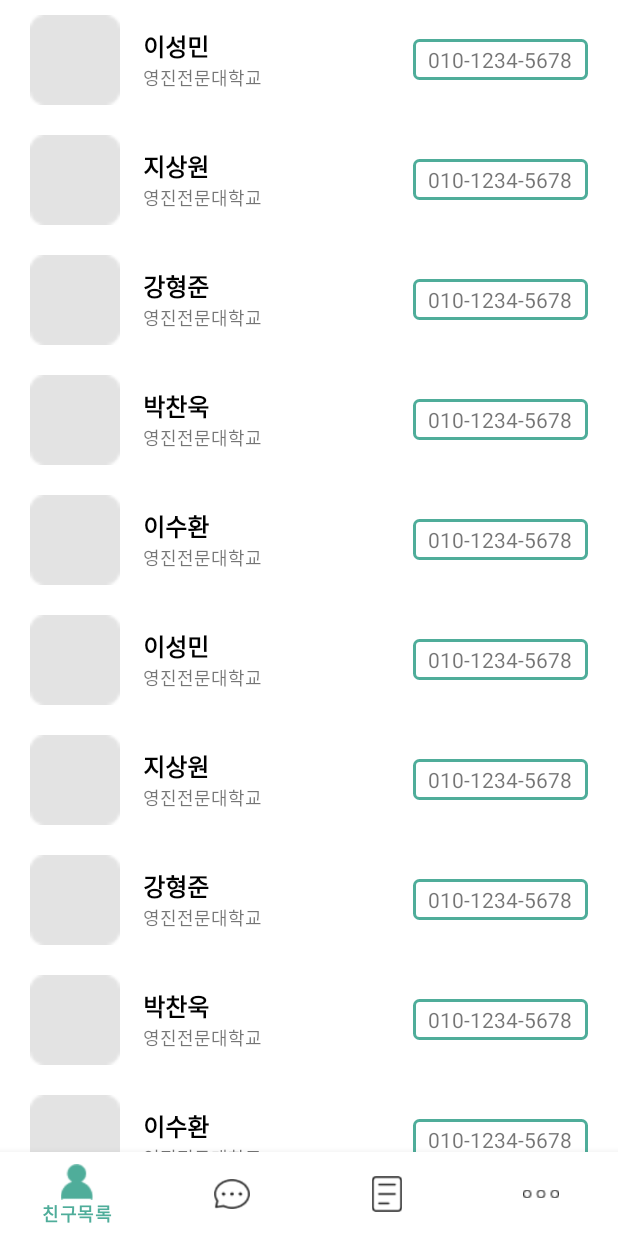
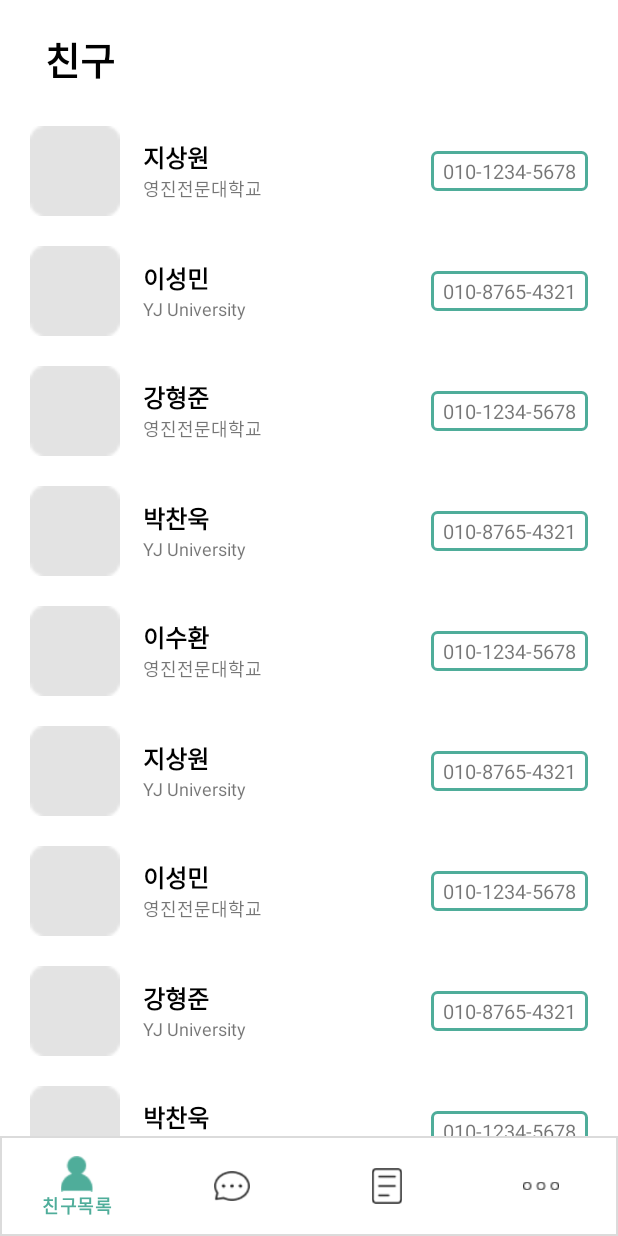
Before and after one commit to pcwook/SignupLoginRealtime, an Android app: the screen it shows after launch (MainActivity), on a phone screen of 412 x 824 dp. Run offline under Robolectric (Android 15) with nearby library versions, the phone set to English and light mode, and no system bars.

Commit message:
현재까지 작업한 내용 올립니다. 1. RecyclerView에 ContextMenu 적용 2. 소규모 코드 개선

```diff
--- a/app/src/main/java/capstone/iscargo/Friends.java
+++ b/app/src/main/java/capstone/iscargo/Friends.java
@@ -1,6 +1,5 @@
 package capstone.iscargo;
 
-import android.app.Activity;
 import android.os.Bundle;
 import android.view.ContextMenu;
 import android.view.ContextMenu.ContextMenuInfo;
@@ -8,15 +7,28 @@ import android.view.LayoutInflater;
 import android.view.MenuItem;
 import android.view.View;
 import android.view.ViewGroup;
-import android.widget.RelativeLayout;
-import android.widget.Toast;
 
+import androidx.fragment.app.Fragment;
 import androidx.recyclerview.widget.LinearLayoutManager;
 import androidx.recyclerview.widget.RecyclerView;
 
-public class Friends extends androidx.fragment.app.Fragment {
-    public Friends() {
+public class Friends extends Fragment {
+    public class Entity {
+        String profileImage;
+        String name;
+        String company;
+        String phoneNumber;
 
+        public Entity(String name, String company, String phoneNumber) {
+            this("", name, company, phoneNumber);
+        }
+
+        public Entity(String profileImage, String name, String company, String phoneNumber) {
+            this.profileImage = profileImage;
+            this.name = name;
+            this.company = company;
+            this.phoneNumber = phoneNumber;
+        }
     }
 
     @Override
@@ -30,59 +42,26 @@ public class Friends extends androidx.fragment.app.Fragment {
 
         RecyclerView recyclerView = view.findViewById(R.id.friendsList);
         recyclerView.setLayoutManager(new LinearLayoutManager(view.getContext()));
-        recyclerView.setAdapter(new FriendsAdapter(view.getContext(), getNames(), getCompanies()));
+        recyclerView.setAdapter(new FriendsAdapter(view.getContext(), getEntities()));
 
         return view;
     }
 
-    @Override
-    public void onCreateContextMenu(ContextMenu menu, View view, ContextMenuInfo menuInfo) {
-        super.onCreateContextMenu(menu, view, menuInfo);
+    // 테스트용 데이터 생성 함수
+    private Entity[] getEntities() {
+        final int SIZE = 100;
 
-        for (int i = 1; i <= 4; i++)
-            menu.add(0, i, 0, "Test");
-    }
+        Entity entities[] = new Entity[SIZE];
+        String members[] = {"지상원", "이성민", "강형준", "박찬욱", "이수환"};
 
-    @Override
-    public boolean onContextItemSelected(MenuItem item) {
-        switch (item.getItemId()) {
-            case 1:
+        for (int row = 0, width = members.length; row < SIZE / width; row++)
+            for (int index = 0, column = row * width; index < 5; index++, column++) {
+                String company = column % 2 == 0 ? "영진전문대학교" : "YJ University";
+                String phoneNumber = column % 2 == 0 ? "010-1234-5678" : "010-8765-4321";
 
-                break;
-            case 2:
+                entities[column] = new Entity(members[index], company, phoneNumber);
+            }
 
-                break;
-            case 3:
-
-                break;
-            case 4:
-
-                break;
-            default:
-                return super.onContextItemSelected(item);
-        }
-        return true;
-    }
-
-    // 테스트용 데이터 생성
-    private String[] getNames() {
-        String[] names = new String[100];
-        String[] testNames = {"이성민", "지상원", "강형준", "박찬욱", "이수환"};
-
-        for (int r = 0; r < 100; r += 5)
-            for (int i = 0, c = r; i < 5; i++, c++)
-                names[c] = testNames[i];
-
-        return names;
-    }
-
-    // 테스트용 데이터 생성
-    private String[] getCompanies() {
-        String[] companies = new String[100];
-
-        for (int i = 0; i < 100; i++)
-            companies[i] = "영진전문대학교";
-
-        return companies;
+        return entities;
     }
 }
--- a/app/src/main/java/capstone/iscargo/FriendsAdapter.java
+++ b/app/src/main/java/capstone/iscargo/FriendsAdapter.java
@@ -1,55 +1,35 @@
 package capstone.iscargo;
 
+import android.app.Activity;
 import android.content.Context;
+import android.view.ContextMenu;
 import android.view.LayoutInflater;
 import android.view.View;
 import android.view.ViewGroup;
 import android.widget.TextView;
 import android.widget.Toast;
 
-import androidx.appcompat.app.AppCompatActivity;
-import androidx.fragment.app.Fragment;
 import androidx.recyclerview.widget.RecyclerView;
 
 public class FriendsAdapter extends RecyclerView.Adapter<FriendsAdapter.ViewHolder> {
-    private String[] names;
-    private String[] companies;
-    private LayoutInflater layoutInflater;
-    private ItemClickListener itemClickListener;
-
-    public FriendsAdapter(Context context, String[] names, String[] companies) {
-        this.layoutInflater = LayoutInflater.from(context);
-        this.names = names;
-        this.companies = companies;
-    }
-
-    @Override
-    public ViewHolder onCreateViewHolder(ViewGroup parent, int viewType) {
-        View view = layoutInflater.inflate(R.layout.friends_item, parent, false);
-
-        return new ViewHolder(view);
-    }
-
-    @Override
-    public void onBindViewHolder(ViewHolder holder, int position) {
-        holder.name.setText(names[position]);
-        holder.company.setText(companies[position]);
-    }
-
-    @Override
-    public int getItemCount() {
-        return names.length;
-    }
-
     public class ViewHolder extends RecyclerView.ViewHolder {
         public TextView name;
         public TextView company;
+        public TextView phoneNumber;
 
         public ViewHolder(View view) {
             super(view);
 
             name = view.findViewById(R.id.name);
             company = view.findViewById(R.id.company);
+            phoneNumber = view.findViewById(R.id.phoneNumber);
+
+            view.setOnCreateContextMenuListener(new View.OnCreateContextMenuListener() {
+                @Override
+                public void onCreateContextMenu(ContextMenu menu, View view, ContextMenu.ContextMenuInfo menuInfo) {
+                    ((Activity)view.getContext()).getMenuInflater().inflate(R.menu.friends_context_menu, menu);
+                }
+            });
 
             view.setOnClickListener(new View.OnClickListener() {
                 @Override
@@ -62,8 +42,31 @@ public class FriendsAdapter extends RecyclerView.Adapter<FriendsAdapter.ViewHold
         }
     }
 
-    public String getItem(int id) {
-        return names[id];
+    private Friends.Entity entities[];
+    private LayoutInflater layoutInflater;
+    private ItemClickListener itemClickListener;
+
+    public FriendsAdapter(Context context, Friends.Entity[] entities) {
+        this.layoutInflater = LayoutInflater.from(context);
+        this.entities = entities;
+    }
+
+    @Override
+    public ViewHolder onCreateViewHolder(ViewGroup parent, int viewType) {
+        View view = layoutInflater.inflate(R.layout.friends_item, parent, false);
+        return new ViewHolder(view);
+    }
+
+    @Override
+    public void onBindViewHolder(ViewHolder holder, int position) {
+        holder.name.setText(entities[position].name);
+        holder.company.setText(entities[position].company);
+        holder.phoneNumber.setText(entities[position].phoneNumber);
+    }
+
+    @Override
+    public int getItemCount() {
+        return entities.length;
     }
 
     public void setClickListener(ItemClickListener itemClickListener) {
--- a/app/src/main/java/capstone/iscargo/MainActivity.java
+++ b/app/src/main/java/capstone/iscargo/MainActivity.java
@@ -1,53 +1,109 @@
 package capstone.iscargo;
 
+import android.os.Bundle;
 import android.view.MenuItem;
+import android.widget.TextView;
+import android.widget.Toast;
 
-import androidx.annotation.NonNull;
+import androidx.appcompat.app.AppCompatActivity;
 import androidx.fragment.app.Fragment;
-import androidx.fragment.app.FragmentTransaction;
 
 import com.google.android.material.bottomnavigation.BottomNavigationView;
 import com.google.android.material.navigation.NavigationBarView;
 
-public class MainActivity extends androidx.appcompat.app.AppCompatActivity {
-    private static Fragment friends = new Friends();
-    private static Fragment chatting = new Chatting();
-    private static Fragment tasks = new Tasks();
-    private static Fragment setting = new Setting();
+public class MainActivity extends AppCompatActivity {
+    private static class SubActivity {
+        private Fragment fragment;
+        private int id;
+        private String title;
+
+        public SubActivity(Fragment fragment, int id, String title) {
+            this.fragment = fragment;
+            this.id = id;
+            this.title = title;
+        }
+
+        public Fragment getFragment() {
+            return fragment;
+        }
+        public void setFragment(Fragment fragment) {
+            this.fragment = fragment;
+        }
+
+        public int getId() {
+            return id;
+        }
+        public void setId(int id) {
+            this.id = id;
+        }
+
+        public String getTitle() {
+            return title;
+        }
+        public void setTitle(String title) {
+            this.title = title;
+        }
+    }
+
+    private static SubActivity subActivity[] = {
+            new SubActivity(new Friends(), R.id.friends, "친구"),
+            new SubActivity(new Chatting(), R.id.chatting, "채팅"),
+            new SubActivity(new Tasks(), R.id.tasks, "업무 목록"),
+            new SubActivity(new Setting(), R.id.setting, "더보기")
+    };
+
+    private TextView title;
 
     @Override
-    protected void onCreate(android.os.Bundle savedInstanceState) {
+    protected void onCreate(Bundle savedInstanceState) {
         super.onCreate(savedInstanceState);
         setContentView(R.layout.activity_main);
-        setContext();
+
+        title = (TextView)findViewById(R.id.title);
+        title.setText(subActivity[0].getTitle());
+
+        setInitialDisplay();
+        setBottomMenu();
     }
 
-    private void setContext() {
-        getSupportFragmentManager().beginTransaction().replace(R.id.container, new Friends()).commit();
-
-        BottomNavigationView bottomNavigationView = (BottomNavigationView)findViewById(R.id.bottomNavigationView);
-        bottomNavigationView.setOnItemSelectedListener(new NavigationBarView.OnItemSelectedListener() {
     @Override
-            public boolean onNavigationItemSelected(@NonNull MenuItem item) {
-                FragmentTransaction transaction = getSupportFragmentManager().beginTransaction();
+    public boolean onContextItemSelected(MenuItem item) {
         switch (item.getItemId()) {
-                    case R.id.friends:
-                        transaction.replace(R.id.container, friends);
+            case R.id.test1:
+                Toast.makeText(getApplicationContext(), "test1", Toast.LENGTH_SHORT).show();
                 break;
-                    case R.id.chatting:
-                        transaction.replace(R.id.container, chatting);
+            case R.id.test2:
+                Toast.makeText(getApplicationContext(), "test2", Toast.LENGTH_SHORT).show();
                 break;
-                    case R.id.tasks:
-                        transaction.replace(R.id.container, tasks);
+            case R.id.test3:
+                Toast.makeText(getApplicationContext(), "test3", Toast.LENGTH_SHORT).show();
                 break;
-                    case R.id.setting:
-                        transaction.replace(R.id.container, setting);
+            case R.id.test4:
+                Toast.makeText(getApplicationContext(), "test4", Toast.LENGTH_SHORT).show();
                 break;
             default:
                 return false;
         }
-                transaction.commit();
         return true;
+    }
+
+    private void setInitialDisplay() {
+        getSupportFragmentManager().beginTransaction().replace(R.id.container, subActivity[0].getFragment()).commit();
+    }
+
+    private void setBottomMenu() {
+        BottomNavigationView bottomNavigationView = (BottomNavigationView)findViewById(R.id.bottomNavigationView);
+        bottomNavigationView.setOnItemSelectedListener(new NavigationBarView.OnItemSelectedListener() {
+            @Override
+            public boolean onNavigationItemSelected(MenuItem item) {
+                for (int index = 0; index < subActivity.length; index++)
+                    if (item.getItemId() == subActivity[index].getId()) {
+                        getSupportFragmentManager().beginTransaction().replace(R.id.container, subActivity[index].getFragment()).commit();
+                        title.setText(subActivity[index].getTitle());
+                        return true;
+                    }
+
+                return false;
             }
         });
     }
--- a/app/src/main/res/drawable/phone_number.xml
+++ b/app/src/main/res/drawable/bottom_menu_theme.xml
@@ -2,9 +2,7 @@
 <selector xmlns:android="http://schemas.android.com/apk/res/android">
     <item android:state_focused="false" android:state_pressed="false">
         <shape>
-            <stroke android:color="@color/personal_color"
-                android:width="2dp"/>
-            <corners android:radius="3dp" />
+            <stroke android:color="@color/gray" android:width="1dp"/>
         </shape>
     </item>
 </selector>
--- /dev/null
+++ b/app/src/main/res/drawable/phone_number_theme.xml
@@ -0,0 +1,9 @@
+<?xml version="1.0" encoding="utf-8"?>
+<selector xmlns:android="http://schemas.android.com/apk/res/android">
+    <item android:state_focused="false" android:state_pressed="false">
+        <shape>
+            <stroke android:color="@color/personal_color" android:width="2dp"/>
+            <corners android:radius="3dp" />
+        </shape>
+    </item>
+</selector>
--- a/app/src/main/res/layout/activity_main.xml
+++ b/app/src/main/res/layout/activity_main.xml
@@ -1,5 +1,5 @@
 <?xml version="1.0" encoding="utf-8"?>
-<androidx.constraintlayout.widget.ConstraintLayout
+<RelativeLayout
     xmlns:android="http://schemas.android.com/apk/res/android"
     xmlns:app="http://schemas.android.com/apk/res-auto"
     xmlns:tools="http://schemas.android.com/tools"
@@ -7,26 +7,35 @@
     android:layout_height="match_parent"
     tools:context=".MainActivity">
 
+    <TextView
+        android:id="@+id/title"
+        android:layout_width="match_parent"
+        android:layout_height="wrap_content"
+        android:layout_alignParentTop="true"
+        android:paddingTop="20dp"
+        android:paddingLeft="30dp"
+        android:paddingBottom="15dp"
+        android:textSize="25dp"
+        android:textStyle="bold"
+        android:textColor="@color/black"
+        android:hint="제목"/> <!-- 디버그 -->
+
     <FrameLayout
         android:id="@+id/container"
         android:layout_width="match_parent"
-        android:layout_height="0dp"
-        app:layout_constraintStart_toStartOf="parent"
-        app:layout_constraintEnd_toEndOf="parent"
-        app:layout_constraintTop_toTopOf="parent"
-        app:layout_constraintBottom_toTopOf="@id/bottomNavigationView" />
+        android:layout_height="match_parent"
+        android:layout_above="@id/bottomNavigationView"
+        android:layout_below="@id/title"/>
 
     <com.google.android.material.bottomnavigation.BottomNavigationView
         android:id="@+id/bottomNavigationView"
         android:layout_width="match_parent"
         android:layout_height="wrap_content"
-        app:layout_constraintStart_toStartOf="parent"
-        app:layout_constraintEnd_toEndOf="parent"
-        app:layout_constraintTop_toTopOf="parent"
-        app:layout_constraintBottom_toBottomOf="parent"
-        app:layout_constraintVertical_bias="1.0"
+        android:layout_alignParentBottom="true"
+        android:paddingVertical="5dp"
+        android:background="@drawable/bottom_menu_theme"
         app:itemIconTint="@drawable/menu_selector_color"
         app:itemTextColor="@drawable/menu_selector_color"
-        app:menu="@menu/menu"/>
+        app:menu="@menu/bottom_menu" />
 
-</androidx.constraintlayout.widget.ConstraintLayout>
+</RelativeLayout>
--- a/app/src/main/res/layout/friends.xml
+++ b/app/src/main/res/layout/friends.xml
@@ -6,16 +6,9 @@
     android:layout_height="match_parent"
     tools:context=".Friends">
 
-    <LinearLayout
+    <androidx.recyclerview.widget.RecyclerView
+        android:id="@+id/friendsList"
         android:layout_width="match_parent"
-        android:layout_height="match_parent"
-        android:orientation="vertical">
-
-        <androidx.recyclerview.widget.RecyclerView
-            android:id="@+id/friendsList"
-            android:layout_width="match_parent"
-            android:layout_height="match_parent" />
-
-    </LinearLayout>
+        android:layout_height="match_parent" />
 
 </FrameLayout>
--- a/app/src/main/res/layout/friends_item.xml
+++ b/app/src/main/res/layout/friends_item.xml
@@ -6,21 +6,19 @@
     android:layout_width="match_parent"
     android:layout_height="80dp"
     android:orientation="vertical"
-    android:paddingRight="20dp"
-    android:paddingLeft="20dp">
+    android:paddingVertical="10dp"
+    android:paddingHorizontal="20dp">
 
     <ImageView
         android:id="@+id/profileImage"
         android:layout_width="60dp"
         android:layout_height="match_parent"
-        android:layout_alignParentTop="true"
         android:layout_alignParentLeft="true"
         android:layout_marginRight="15dp"
         app:srcCompat="@drawable/default_profile_image" />
 
     <LinearLayout
-        android:id="@+id/middleLayout"
-        android:layout_width="180dp"
+        android:layout_width="160dp"
         android:layout_height="match_parent"
         android:orientation="vertical"
         android:gravity="center_vertical"
@@ -33,7 +31,7 @@
             android:textStyle="bold"
             android:textSize="16dp"
             android:textColor="@color/black"
-            android:text="이성민"/>
+            android:text="지상원"/>
 
         <TextView
             android:id="@+id/company"
@@ -45,20 +43,20 @@
     </LinearLayout>
 
     <LinearLayout
-        android:layout_width="match_parent"
+        android:layout_width="wrap_content"
         android:layout_height="match_parent"
         android:orientation="vertical"
         android:gravity="center_vertical"
-        android:layout_toRightOf="@id/middleLayout">
+        android:layout_alignParentRight="true">
 
         <TextView
             android:id="@+id/phoneNumber"
-            android:layout_width="match_parent"
+            android:layout_width="wrap_content"
             android:layout_height="wrap_content"
-            android:textAlignment="center"
-            android:padding="4dp"
-            android:background="@drawable/phone_number"
-            android:textSize="14dp"
+            android:paddingVertical="4dp"
+            android:paddingHorizontal="8dp"
+            android:background="@drawable/phone_number_theme"
+            android:textSize="13dp"
             android:text="010-1234-5678" />
 
     </LinearLayout>
--- /dev/null
+++ b/app/src/main/res/menu/friends_context_menu.xml
@@ -0,0 +1,15 @@
+<?xml version="1.0" encoding="utf-8"?>
+<menu xmlns:android="http://schemas.android.com/apk/res/android">
+    <item
+        android:id="@+id/test1"
+        android:title="Test1" />
+    <item
+        android:id="@+id/test2"
+        android:title="Tes2" />
+    <item
+        android:id="@+id/test3"
+        android:title="Tes3" />
+    <item
+        android:id="@+id/test4"
+        android:title="Tes4" />
+</menu>
--- /dev/null
+++ b/app/src/main/res/menu/top_menu.xml
@@ -0,0 +1,6 @@
+<?xml version="1.0" encoding="utf-8"?>
+<menu
+    xmlns:android="http://schemas.android.com/apk/res/android"
+    xmlns:app="http://schemas.android.com/apk/res-auto">
+
+</menu>
```
Also changed, not shown: app/src/main/res/menu/bottom_menu.xml (renamed from app/src/main/res/menu/menu.xml). Lines whose indentation alone changed are shown as unchanged.
